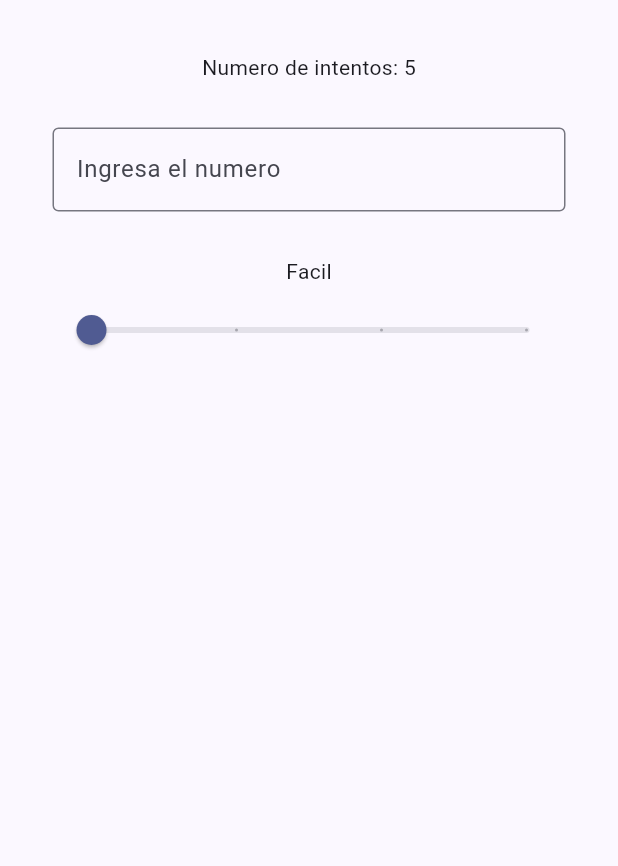
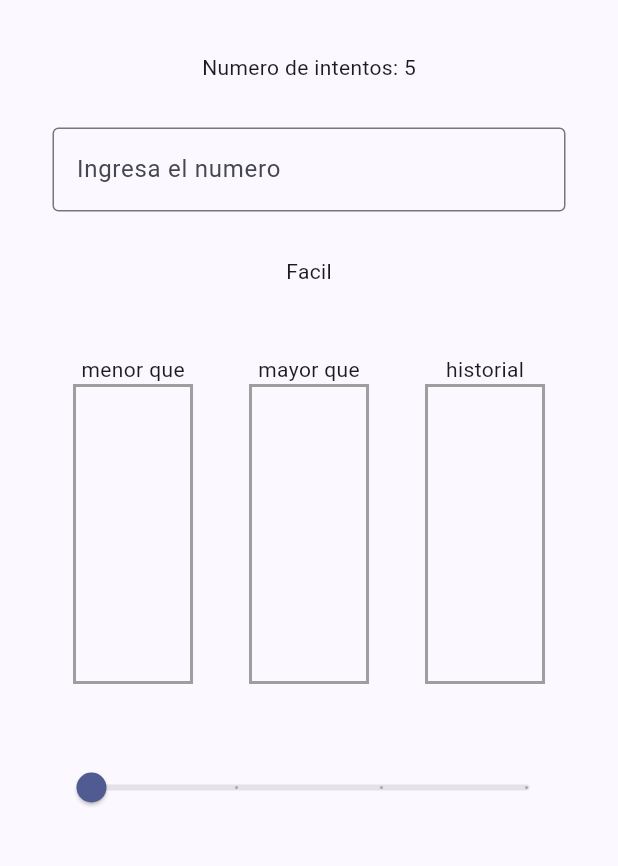
Before and after one commit to BradyDaniels/AdivinaElNumero-Desafio, a Flutter app: the screen it shows after launch, on a phone screen of 412 x 824 dp, the part 84-950 px from its top. Run offline on Flutter 3.47's test engine with Material 3 defaults, Android fonts, the phone set to English and light mode, and no system bars.

Commit message:
implementacion visual de los recuadros de menor que, mayor que y historial. Creacion de la funcionalidad de historial y ajustes en el reinicio del juego a la hora de ganar o perder

```diff
--- a/lib/main.dart
+++ b/lib/main.dart
@@ -30,6 +30,13 @@ class MyHomePage extends StatefulWidget {
   State<MyHomePage> createState() => _MyHomePageState();
 }
 
+class HistorialItem {
+  int value;
+  bool acert;
+
+  HistorialItem({required this.value, required this.acert});
+}
+
 class _MyHomePageState extends State<MyHomePage> {
   String taValue = '';
   double _difficultySliderValue = 0.0;
@@ -38,6 +45,10 @@ class _MyHomePageState extends State<MyHomePage> {
   int tries = 5;
   int rng = Random().nextInt(10);
   String? _errorMessage;
+  List<HistorialItem> historial = [];
+  List<int> historialRng = [];
+  List<int> menorQue = [];
+  List<int> mayorQue = [];
 
   String difficultyLabel(double value) {
     switch (value) {
@@ -98,13 +109,19 @@ class _MyHomePageState extends State<MyHomePage> {
                     if (int.tryParse(taValue) != rng) {
                       if (tries - 1 == 0) {
                         tries = 5;
-                        _minNumber = 5;
+                        _minNumber = 1;
                         _maxNumber = 5;
                         _difficultySliderValue = 0.0;
-                        rng = Random().nextInt(10);
+                        rng = Random().nextInt(5);
+                        historial.insert(
+                            0, HistorialItem(value: rng, acert: false));
                       } else {
                         tries = tries - 1;
                       }
+                    } else {
+                      historial.insert(
+                          0, HistorialItem(value: rng, acert: true));
+                      rng = _minNumber + Random().nextInt(_maxNumber);
                     }
                   });
                 },
@@ -118,7 +135,85 @@ class _MyHomePageState extends State<MyHomePage> {
               ),
               Text(difficultyLabel(_difficultySliderValue)),
               SizedBox(
-                height: 5,
+                height: 45,
+              ),
+              Row(
+                crossAxisAlignment: CrossAxisAlignment.start,
+                children: [
+                  Expanded(
+                    child: Column(
+                      children: [
+                        Text("menor que"),
+                        Container(
+                          height: 200.0,
+                          width: 80.0,
+                          padding: const EdgeInsets.all(5.0),
+                          decoration: BoxDecoration(
+                            border: Border.all(color: Colors.grey, width: 2.0),
+                          ),
+                          child: SingleChildScrollView(
+                            child: Column(
+                              children: [],
+                            ),
+                          ),
+                        ),
+                      ],
+                    ),
+                  ),
+                  SizedBox(width: 10),
+                  Expanded(
+                    child: Column(
+                      children: [
+                        Text("mayor que"),
+                        Container(
+                          height: 200.0,
+                          width: 80.0,
+                          padding: const EdgeInsets.all(5.0),
+                          decoration: BoxDecoration(
+                            border: Border.all(color: Colors.grey, width: 2.0),
+                          ),
+                          child: SingleChildScrollView(
+                            child: Column(
+                              children: [],
+                            ),
+                          ),
+                        ),
+                      ],
+                    ),
+                  ),
+                  SizedBox(width: 10),
+                  Expanded(
+                    child: Column(
+                      children: [
+                        Text("historial"),
+                        Container(
+                          height: 200.0,
+                          width: 80.0,
+                          padding: const EdgeInsets.all(5.0),
+                          decoration: BoxDecoration(
+                            border: Border.all(color: Colors.grey, width: 2.0),
+                          ),
+                          child: SingleChildScrollView(
+                            child: Column(
+                              children: historial
+                                  .map((item) => Text(
+                                        item.value.toString(),
+                                        style: TextStyle(
+                                            color: item.acert
+                                                ? Colors.green
+                                                : Colors.red),
+                                      ))
+                                  .toList(),
+                            ),
+                          ),
+                        ),
+                      ],
+                    ),
+                  ),
+                ],
+              ),
+              SizedBox(
+                height: 45,
               ),
               Slider(
                 value: _difficultySliderValue,
```
